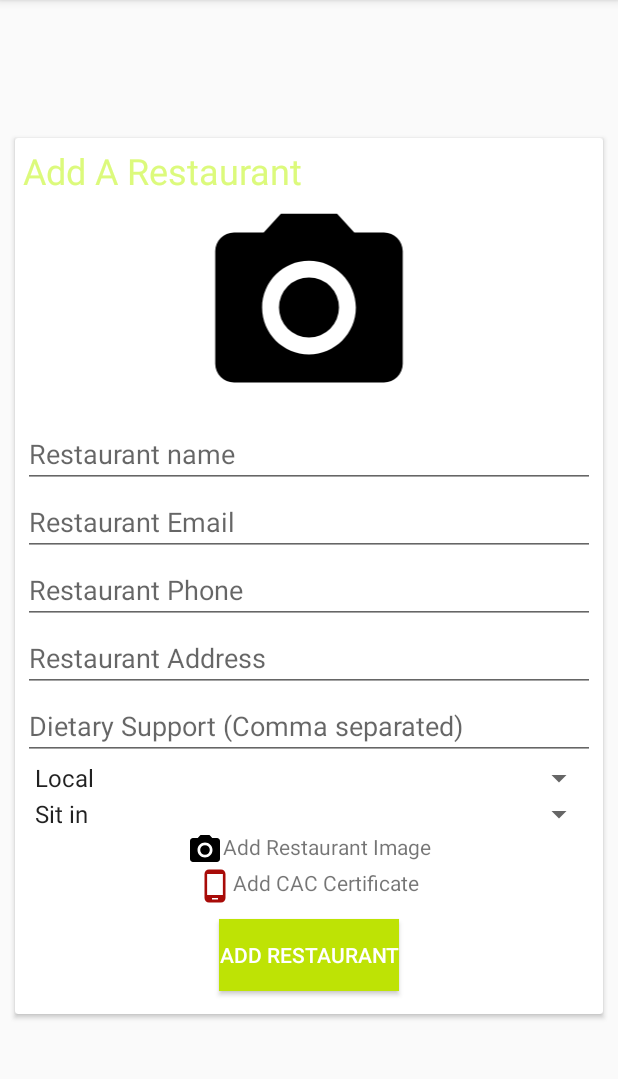
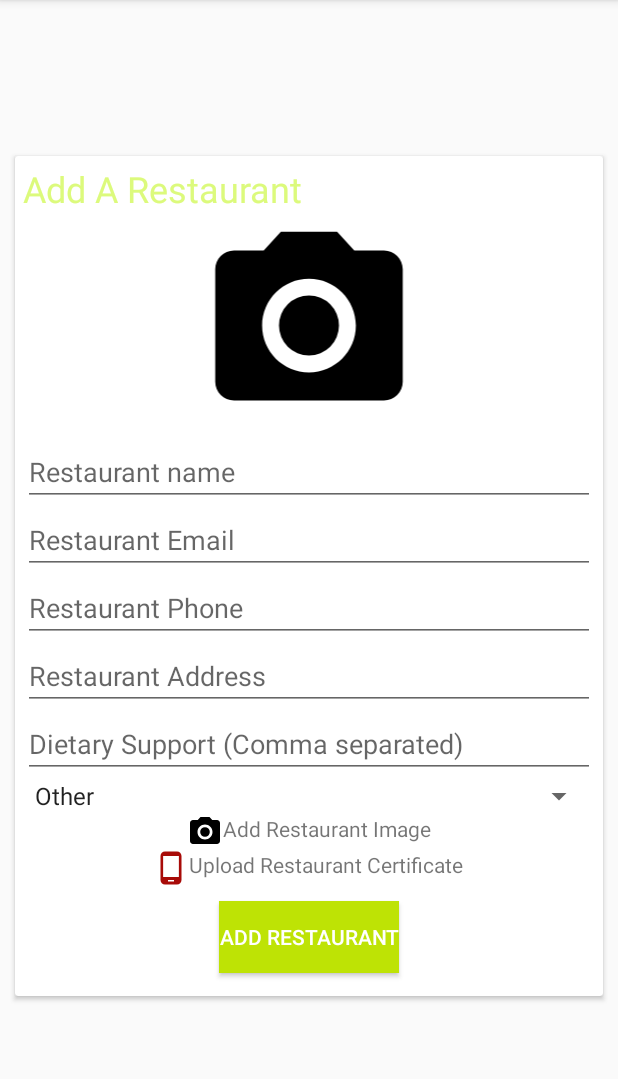
Before and after one commit to BarkaBoss/FoodVisor, an Android app: the fragment AddRestaurant placed in its activity, on a phone screen of 412 x 824 dp, the part 84-1163 px from its top. Run offline under Robolectric (Android 15) with nearby library versions, the phone set to English and light mode, and no system bars; our stand-ins replace Firebase (no records; nobody signed in at launch, a user with empty details on screens opened directly).

```diff
--- a/app/src/main/java/xyz/nokt/btf/foodadvisor/AddRestaurant.java
+++ b/app/src/main/java/xyz/nokt/btf/foodadvisor/AddRestaurant.java
@@ -48,7 +48,8 @@ public class AddRestaurant extends Fragment{
     Date date = new Date();
 
     EditText edRestName, edRestMail, edRestPhone, edRestAddress, edFeatures;
-    Spinner localConti, sitinOut;
+    Spinner localConti;
+    //sitinOut;
     ImageView imgBanner;
     Button btnAddRest;
     TextView imgAddCam, tvCACert;
@@ -98,7 +99,7 @@ public class AddRestaurant extends Fragment{
         edFeatures = rootView.findViewById(R.id.edRestFeatures);
 
         localConti = rootView.findViewById(R.id.spRestLocCont);
-        sitinOut = rootView.findViewById(R.id.spRestSitinOut);
+        //sitinOut = rootView.findViewById(R.id.spRestSitinOut);
 
         imgAddCam = rootView.findViewById(R.id.imgAddCam);
         tvCACert = rootView.findViewById(R.id.addCACert);
@@ -205,7 +206,7 @@ public class AddRestaurant extends Fragment{
         strAddress = edRestAddress.getText().toString().trim();
         strFeatures = edFeatures.getText().toString().trim();
         locCont = localConti.getSelectedItem().toString().trim();
-        sitInOut = sitinOut.getSelectedItem().toString().trim();
+        //sitInOut = sitinOut.getSelectedItem().toString().trim();
 
         String id = dbRef.push().getKey();
         RestaurantObj restaurantObj = new RestaurantObj( strRestName,
@@ -216,7 +217,7 @@ public class AddRestaurant extends Fragment{
                 strImgUrl,
                 strFeatures,
                 locCont,
-                sitInOut,
+                "sit in",
                 strImgUrlX);
 
         dbRef.child(id).setValue(restaurantObj);
--- a/app/src/main/res/layout/fragment_add_restaurant.xml
+++ b/app/src/main/res/layout/fragment_add_restaurant.xml
@@ -74,12 +74,12 @@
                         android:layout_height="wrap_content"
                         android:entries="@array/locCont"
                         />
-                    <Spinner
+                    <!--Spinner
                         android:id="@+id/spRestSitinOut"
                         android:layout_width="match_parent"
                         android:layout_height="wrap_content"
                         android:entries="@array/sitting"
-                        />
+                        /-->
                     <TextView
                         android:id="@+id/imgAddCam"
                         android:layout_width="wrap_content"
@@ -91,7 +91,7 @@
                         android:layout_width="wrap_content"
                         android:layout_height="wrap_content"
                         android:drawableLeft="@drawable/ic_phone_android_black_24dp"
-                        android:text="Add CAC Certificate"/>
+                        android:text="Upload Restaurant Certificate"/>
                     <Button
                         android:id="@+id/btnAddRest"
                         android:layout_margin="10dp"
--- a/app/src/main/res/values/strings.xml
+++ b/app/src/main/res/values/strings.xml
@@ -11,6 +11,7 @@
     <!-- TODO: Remove or change this placeholder text -->
     <string name="hello_blank_fragment">Hello blank fragment</string>
     <string-array name="locCont">
+        <item>Other</item>
         <item>Local</item>
         <item> Continental</item>
         <item>Local and Continental</item>
```
